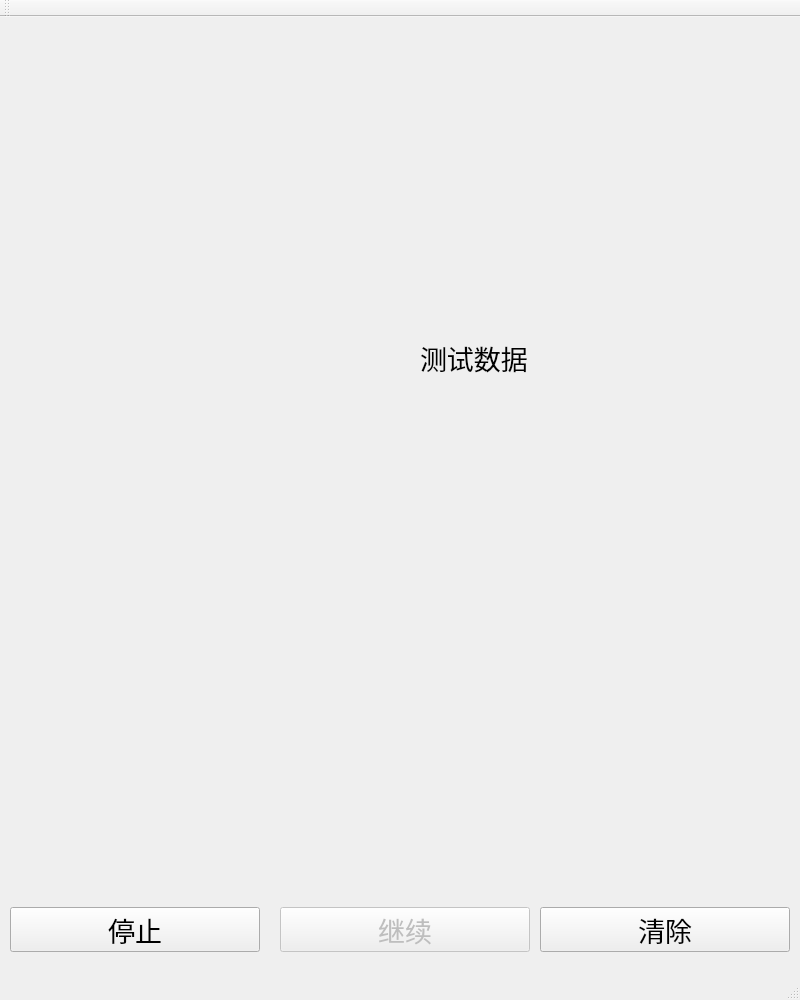
Old version of the form simuworld.ui in the repository doowzs/LabLuminac-Qt-2DWorld-Engine.
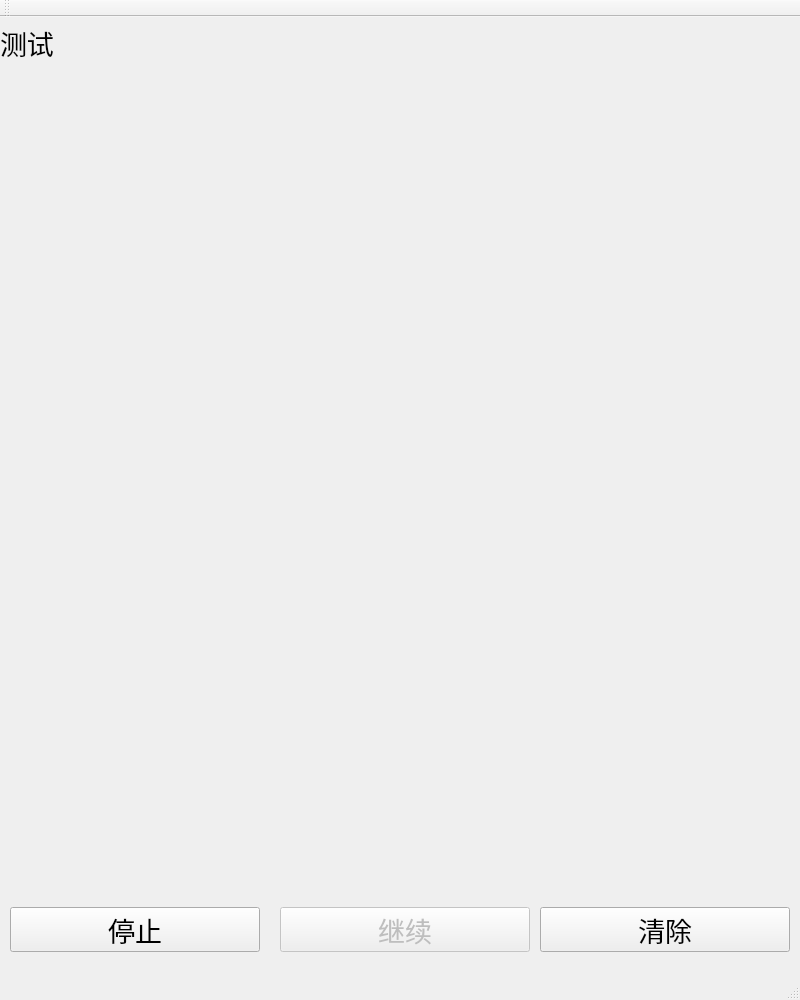
New version of the form.

```diff
--- a/simuworld.ui
+++ b/simuworld.ui
@@ -60,10 +60,10 @@
    <widget class="QLabel" name="label">
     <property name="geometry">
      <rect>
-      <x>420</x>
-      <y>300</y>
-      <width>351</width>
-      <height>81</height>
+      <x>0</x>
+      <y>0</y>
+      <width>71</width>
+      <height>51</height>
      </rect>
     </property>
     <property name="font">
@@ -72,7 +72,7 @@
      </font>
     </property>
     <property name="text">
-     <string>测试数据</string>
+     <string>测试</string>
     </property>
    </widget>
    <widget class="QPushButton" name="stopButton">
```
